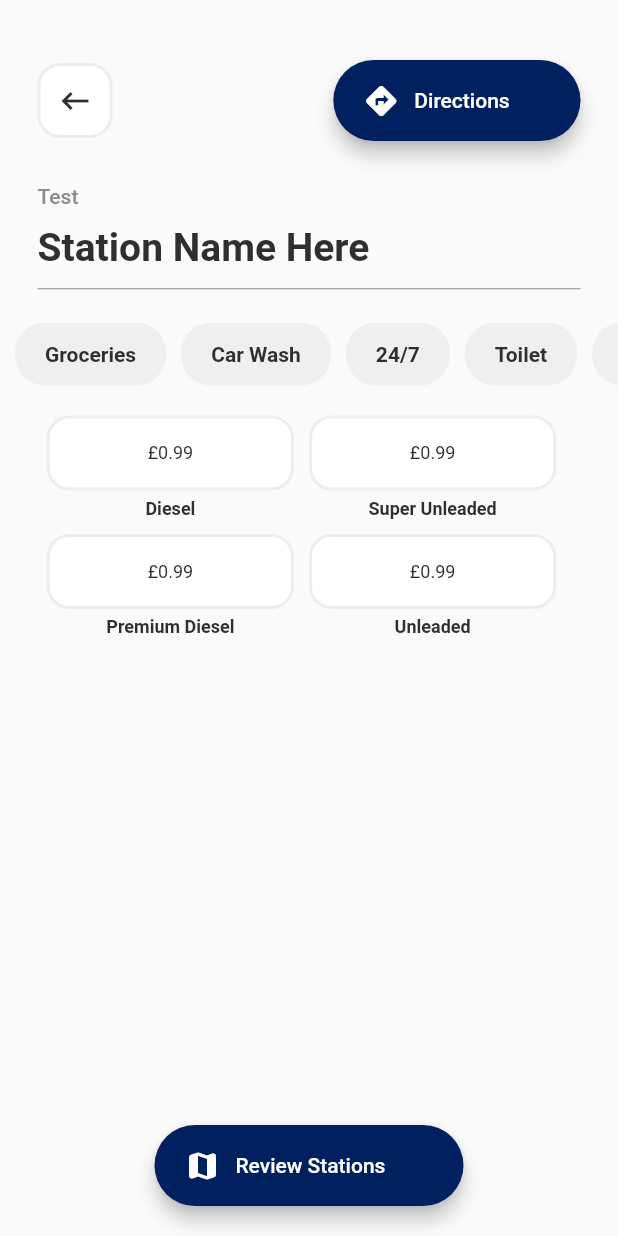
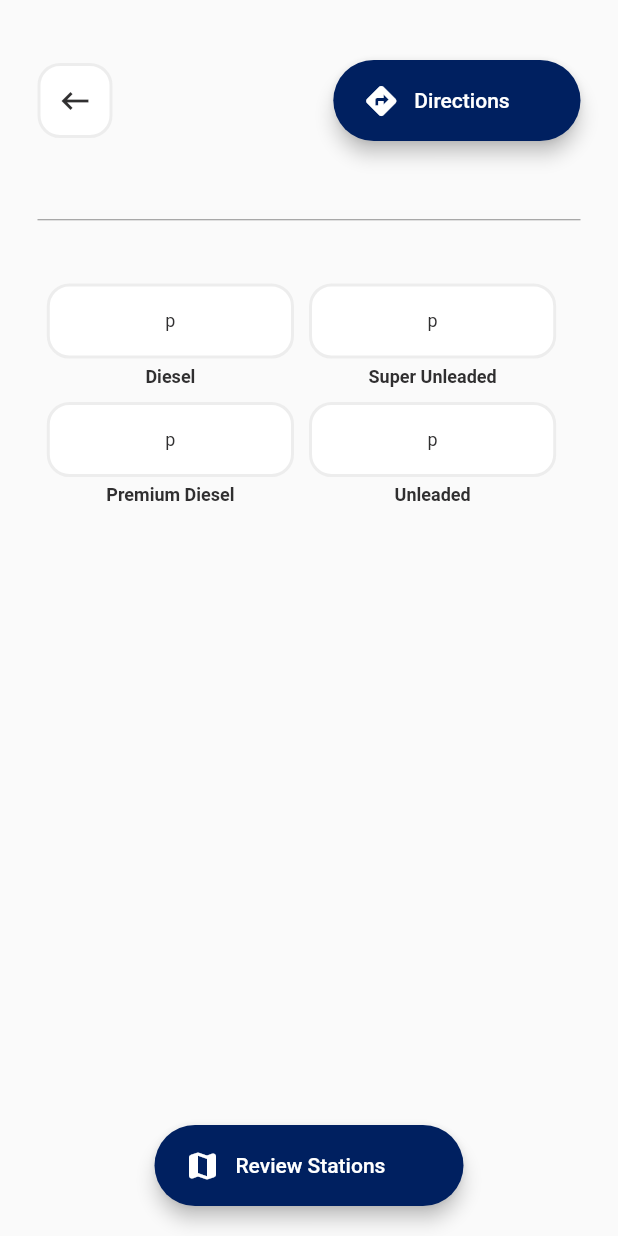
Before and after one commit to mchara01/FuelOpt, a Flutter app: the StationsDetail screen opened directly with empty values, on a phone screen of 412 x 824 dp. Run offline on Flutter 3.47's test engine with Material 2 defaults, Android fonts, the phone set to English and light mode, and no system bars; our stand-ins replace firebase_auth, flutter_keyboard_visibility, fluttertoast, google_maps_flutter, location; missing offline and left inert: gzx_dropdown_menu, snapping_sheet; accounts and stored records are empty; network calls fail; statements that could not run were skipped.

Commit message:
link station detail

```diff
--- a/lib/api/api.dart
+++ b/lib/api/api.dart
@@ -111,7 +111,7 @@ class FuelStationDataService {
       String sortByPreference,
       String fuelTypePreference,
       String distancePreference) async {
-    String urlstring = 'http://127.0.0.1:8000/apis/nearest/?' +
+    String urlstring = 'http://127.0.0.1:8000/apis/search/?' +
         'user_preference=' +
         sortByPreference +
         '&location=' +
@@ -119,7 +119,8 @@ class FuelStationDataService {
         '&fuel_type=' +
         fuelTypePreference +
         '&distance=' +
-        distancePreference.toString();
+        distancePreference.toString() +
+        '&amenities=';
 
     final url = Uri.parse(urlstring);
     print(url);
--- a/lib/screens/stations_detail.dart
+++ b/lib/screens/stations_detail.dart
@@ -1,4 +1,5 @@
 import 'package:flutter/material.dart';
+import 'package:fuel_opt/model/search_result.dart';
 import 'package:fuel_opt/widgets/border_box.dart';
 import 'package:fuel_opt/widgets/options_button.dart';
 import '../utils/appColors.dart' as appColors;
@@ -7,21 +8,10 @@ import 'package:fuel_opt/api/api.dart';
 import 'package:fuel_opt/model/stations_model.dart';
 
 class StationsDetail extends StatelessWidget {
-  int stationId;
+  StationResult station;
 
-/**
- *
- * late String station_address;
-  late String station_name;
-  late String station_price_diesel;
-  late String station_price_super_unleaded;
-  late String station_price_premium_unleaded;
-  late String station_unleaded;
- */
-
-  StationsDetail(this.stationId) {
-    stationId = stationId;
-    //fetchTasks();
+  StationsDetail(this.station) {
+    station = station;
   }
 
   @override
@@ -30,7 +20,6 @@ class StationsDetail extends StatelessWidget {
     final double padding = 25;
     final EdgeInsets horizontalPadding =
         EdgeInsets.symmetric(horizontal: padding);
-    final dynamic itemData;
 
     return Scaffold(
       body: Container(
@@ -51,9 +40,12 @@ class StationsDetail extends StatelessWidget {
                             padding: EdgeInsets.all(0),
                             width: 50,
                             height: 50,
-                            child: Icon(
-                              Icons.keyboard_backspace,
+                            child: IconButton(
+                              icon: Icon(Icons.keyboard_backspace),
                               color: appColors.COLOR_BLACK,
+                              onPressed: () {
+                                Navigator.pop(context);
+                              },
                             )),
                         OptionButton(
                             icon: Icons.directions,
@@ -62,18 +54,18 @@ class StationsDetail extends StatelessWidget {
                       ],
                     ),
                   ),
-                  SizedBox(height: padding),
-                  Padding(
-                      padding: horizontalPadding,
-                      child: Text(
-                        "Test",
-                        style: appTheme.TEXT_THEME_DEFAULT.bodyText2,
-                      )),
+                  // SizedBox(height: padding),
+                  // Padding(
+                  //     padding: horizontalPadding,
+                  //     child: Text(
+                  //       "Test",
+                  //       style: appTheme.TEXT_THEME_DEFAULT.bodyText2,
+                  //     )),
                   SizedBox(height: 10),
                   Padding(
                       padding: EdgeInsets.symmetric(horizontal: padding),
                       child: Text(
-                        "Station Name Here",
+                        station.name,
                         style: appTheme.TEXT_THEME_DEFAULT.headline1,
                       )),
                   Padding(
@@ -87,11 +79,27 @@ class StationsDetail extends StatelessWidget {
                     scrollDirection: Axis.horizontal,
                     child: Row(
                       children: [
-                        "Groceries",
-                        "Car Wash",
-                        "24/7",
-                        "Toilet",
-                        "Parking"
+                        if (station.car_wash == 1) "Car Wash",
+                        if (station.air_and_water == 1) "Air and Water",
+                        if (station.car_vacuum == 1) "Car Vacuum",
+                        if (station.number_24_7_opening_hours == 1) "24/7",
+                        if (station.toilet == 1) "Toilet",
+                        if (station.convenience_store == 1)
+                          "Cconvenience Store",
+                        if (station.atm == 1) "ATM",
+                        if (station.parking_facilities == 1) "Parking",
+                        if (station.disabled_toilet_baby_change == 1)
+                          "Disabled Toilet",
+                        if (station.alcohol == 1) "Alcohol",
+                        if (station.wi_fi == 1) "WIFI",
+                        if (station.hgv_psv_fueling == 1) "Hgv Psv",
+                        if (station.fuelservice == 1) "Fuel Service",
+                        if (station.payphone == 1) "Pay by Phone",
+                        if (station.restaurant == 1) "Restaurant",
+                        if (station.electric_car_charging == 1)
+                          "Electric Car Charging",
+                        if (station.repair_garage == 1) "Repair Garage",
+                        if (station.shower_facilities == 1) "Shower",
                       ].map((filter) => ChoiceOption(text: filter)).toList(),
                     ),
                   ),
@@ -105,10 +113,18 @@ class StationsDetail extends StatelessWidget {
                             padding: EdgeInsets.all(0),
                             width: size.width * 0.4,
                             height: 50,
-                            child: Text(
-                              "£0.99",
-                              style: appTheme.TEXT_THEME_DEFAULT.subtitle1,
-                            ),
+                            child: station.price.dieselPrice.toString() !=
+                                    'null'
+                                ? Text(
+                                    station.price.dieselPrice.toString() + 'p',
+                                    style:
+                                        appTheme.TEXT_THEME_DEFAULT.subtitle1,
+                                  )
+                                : Text(
+                                    '--',
+                                    style:
+                                        appTheme.TEXT_THEME_DEFAULT.subtitle1,
+                                  ),
                           ),
                           SizedBox(height: 5),
                           Text(
@@ -124,10 +140,21 @@ class StationsDetail extends StatelessWidget {
                             padding: EdgeInsets.all(0),
                             width: size.width * 0.4,
                             height: 50,
-                            child: Text(
-                              "£0.99",
-                              style: appTheme.TEXT_THEME_DEFAULT.subtitle1,
-                            ),
+                            child: station.price.superUnleadedPrice
+                                        .toString() !=
+                                    'null'
+                                ? Text(
+                                    station.price.superUnleadedPrice
+                                            .toString() +
+                                        'p',
+                                    style:
+                                        appTheme.TEXT_THEME_DEFAULT.subtitle1,
+                                  )
+                                : Text(
+                                    '--',
+                                    style:
+                                        appTheme.TEXT_THEME_DEFAULT.subtitle1,
+                                  ),
                           ),
                           SizedBox(height: 5),
                           Text(
@@ -151,10 +178,21 @@ class StationsDetail extends StatelessWidget {
                             padding: EdgeInsets.all(0),
                             width: size.width * 0.4,
                             height: 50,
-                            child: Text(
-                              "£0.99",
-                              style: appTheme.TEXT_THEME_DEFAULT.subtitle1,
-                            ),
+                            child: station.price.premiumDieselPrice
+                                        .toString() !=
+                                    'null'
+                                ? Text(
+                                    station.price.premiumDieselPrice
+                                            .toString() +
+                                        'p',
+                                    style:
+                                        appTheme.TEXT_THEME_DEFAULT.subtitle1,
+                                  )
+                                : Text(
+                                    '--',
+                                    style:
+                                        appTheme.TEXT_THEME_DEFAULT.subtitle1,
+                                  ),
                           ),
                           SizedBox(height: 5),
                           Text(
@@ -170,16 +208,25 @@ class StationsDetail extends StatelessWidget {
                             padding: EdgeInsets.all(0),
                             width: size.width * 0.4,
                             height: 50,
-                            child: Text(
-                              "£0.99",
-                              style: appTheme.TEXT_THEME_DEFAULT.subtitle1,
-                            ),
+                            child: station.price.unleadedPrice.toString() !=
+                                    'null'
+                                ? Text(
+                                    station.price.unleadedPrice.toString() +
+                                        'p',
+                                    style:
+                                        appTheme.TEXT_THEME_DEFAULT.subtitle1,
+                                  )
+                                : Text(
+                                    '--',
+                                    style:
+                                        appTheme.TEXT_THEME_DEFAULT.subtitle1,
+                                  ),
                           ),
                           SizedBox(height: 5),
                           Text(
                             "Unleaded",
                             style: appTheme.TEXT_THEME_DEFAULT.headline6,
-                          ),
+                          )
                         ],
                       ),
                       SizedBox(width: 10),
--- a/lib/widgets/search_result_list.dart
+++ b/lib/widgets/search_result_list.dart
@@ -3,6 +3,7 @@ import 'package:fuel_opt/model/filter_enums.dart';
 import 'package:fuel_opt/model/search_options.dart';
 import 'package:fuel_opt/model/search_result.dart';
 import 'package:fuel_opt/model/stations_model.dart';
+import 'package:fuel_opt/screens/stations_detail.dart';
 import 'package:provider/provider.dart';
 import '../utils/app_colors.dart' as appColors;
 
@@ -14,6 +15,7 @@ class SearchResultList extends StatefulWidget {
 class _SearchResultListState extends State<SearchResultList> {
   Widget build(BuildContext context) {
     final fuelTypePreference = Provider.of<FuelTypePreferenceModel>(context);
+    final searchResult = Provider.of<SearchResultModel>(context);
 
     return SizedBox(
         height: 500,
@@ -50,14 +52,21 @@ class _SearchResultListState extends State<SearchResultList> {
                               return Container(
                                   color: Colors.white,
                                   child: GestureDetector(
-                                      // onTap: () {
-                                      //   Navigator.push(context,
-                                      //       MaterialPageRoute(
-                                      //           builder: (context) {
-                                      //     return SearchInfo(
-                                      //         station: state.result[i]);
-                                      //   }));
-                                      // },
+                                      onTap: () {
+                                        Navigator.of(context).push(
+                                            MaterialPageRoute(
+                                                builder: (context) =>
+                                                    StationsDetail(
+                                                        searchResultModel
+                                                            .stations[i])));
+
+                                        // Navigator.push(context,
+                                        //     MaterialPageRoute(
+                                        //         builder: (context) {
+                                        //   return SearchInfo(
+                                        //       station: state.result[i]);
+                                        // }));
+                                      },
                                       child: Row(children: [
                                         Container(
                                           height: 100,
@@ -77,7 +86,8 @@ class _SearchResultListState extends State<SearchResultList> {
                                                 CrossAxisAlignment.start,
                                             children: [
                                               Text(
-                                            searchResultModel.stations[i].name,
+                                                searchResultModel
+                                                    .stations[i].name,
                                                 overflow: TextOverflow.ellipsis,
                                                 style: TextStyle(
                                                   fontSize: 15,
@@ -89,7 +99,8 @@ class _SearchResultListState extends State<SearchResultList> {
                                                 children: [
                                                   Icon(
                                                     Icons.location_on,
-                                                color: appColors.PrimaryBlue,
+                                                    color:
+                                                        appColors.PrimaryBlue,
                                                     size: 15,
                                                   ),
                                                   SizedBox(width: 5),
@@ -98,8 +109,10 @@ class _SearchResultListState extends State<SearchResultList> {
                                                         .stations[i].street,
                                                     style: TextStyle(
                                                       fontSize: 15,
-                                                  color: appColors.PrimaryBlue,
-                                                  fontWeight: FontWeight.bold,
+                                                      color:
+                                                          appColors.PrimaryBlue,
+                                                      fontWeight:
+                                                          FontWeight.bold,
                                                     ),
                                                   ),
                                                 ],
@@ -117,8 +130,10 @@ class _SearchResultListState extends State<SearchResultList> {
                                                         .stations[i].duration,
                                                     style: TextStyle(
                                                       fontSize: 15,
-                                                  color: appColors.PrimaryBlue,
-                                                  fontWeight: FontWeight.bold,
+                                                      color:
+                                                          appColors.PrimaryBlue,
+                                                      fontWeight:
+                                                          FontWeight.bold,
                                                     ),
                                                   ),
                                                 ],
@@ -136,15 +151,18 @@ class _SearchResultListState extends State<SearchResultList> {
                                                             .string ==
                                                         'unlealed',
                                                     child: Text(
-                                                  searchResultModel.stations[i]
-                                                          .price.unleadedPrice
+                                                      searchResultModel
+                                                              .stations[i]
+                                                              .price
+                                                              .unleadedPrice
                                                               .toString() +
                                                           'p',
                                                       style: TextStyle(
                                                         fontSize: 15,
-                                                    color:
-                                                        appColors.PrimaryBlue,
-                                                    fontWeight: FontWeight.bold,
+                                                        color: appColors
+                                                            .PrimaryBlue,
+                                                        fontWeight:
+                                                            FontWeight.bold,
                                                       ),
                                                     )),
                                                 Visibility(
@@ -161,9 +179,10 @@ class _SearchResultListState extends State<SearchResultList> {
                                                           'p',
                                                       style: TextStyle(
                                                         fontSize: 15,
-                                                    color:
-                                                        appColors.PrimaryBlue,
-                                                    fontWeight: FontWeight.bold,
+                                                        color: appColors
+                                                            .PrimaryBlue,
+                                                        fontWeight:
+                                                            FontWeight.bold,
                                                       ),
                                                     )),
                                                 Visibility(
@@ -172,15 +191,18 @@ class _SearchResultListState extends State<SearchResultList> {
                                                             .string ==
                                                         'diesel',
                                                     child: Text(
-                                                  searchResultModel.stations[i]
-                                                          .price.dieselPrice
+                                                      searchResultModel
+                                                              .stations[i]
+                                                              .price
+                                                              .dieselPrice
                                                               .toString() +
                                                           'p',
                                                       style: TextStyle(
                                                         fontSize: 15,
-                                                    color:
-                                                        appColors.PrimaryBlue,
-                                                    fontWeight: FontWeight.bold,
+                                                        color: appColors
+                                                            .PrimaryBlue,
+                                                        fontWeight:
+                                                            FontWeight.bold,
                                                       ),
                                                     )),
                                                 Visibility(
@@ -197,9 +219,10 @@ class _SearchResultListState extends State<SearchResultList> {
                                                           'p',
                                                       style: TextStyle(
                                                         fontSize: 15,
-                                                    color:
-                                                        appColors.PrimaryBlue,
-                                                    fontWeight: FontWeight.bold,
+                                                        color: appColors
+                                                            .PrimaryBlue,
+                                                        fontWeight:
+                                                            FontWeight.bold,
                                                       ),
                                                     )),
                                               ])
```
Lines whose indentation alone changed are shown as unchanged.
